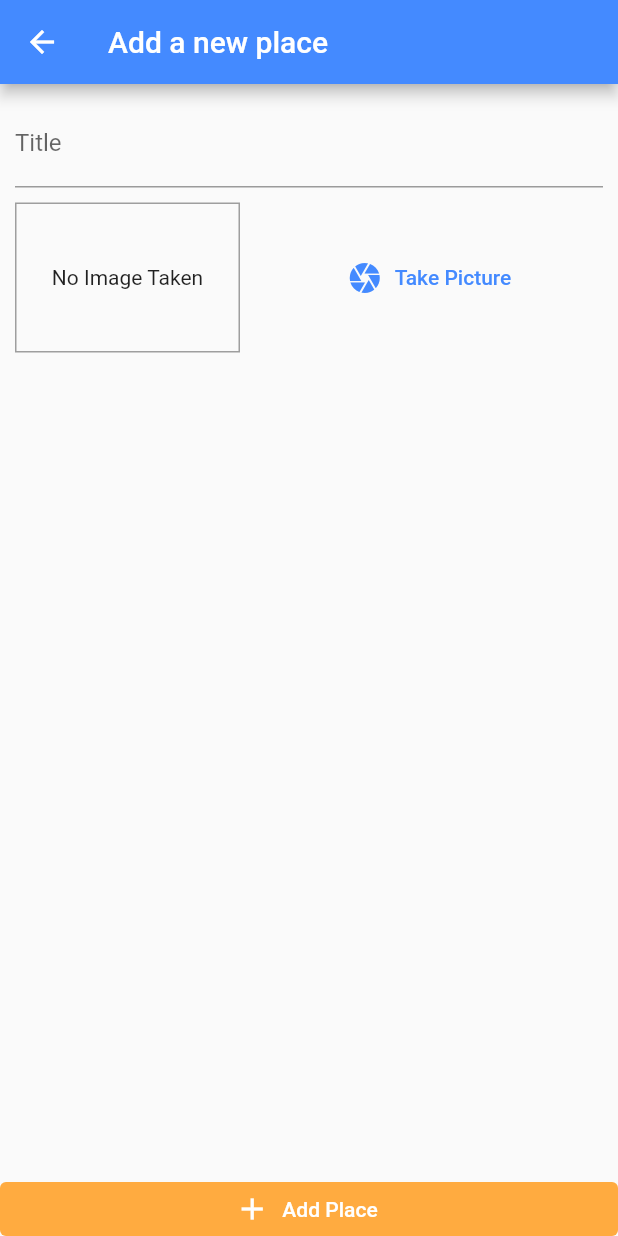
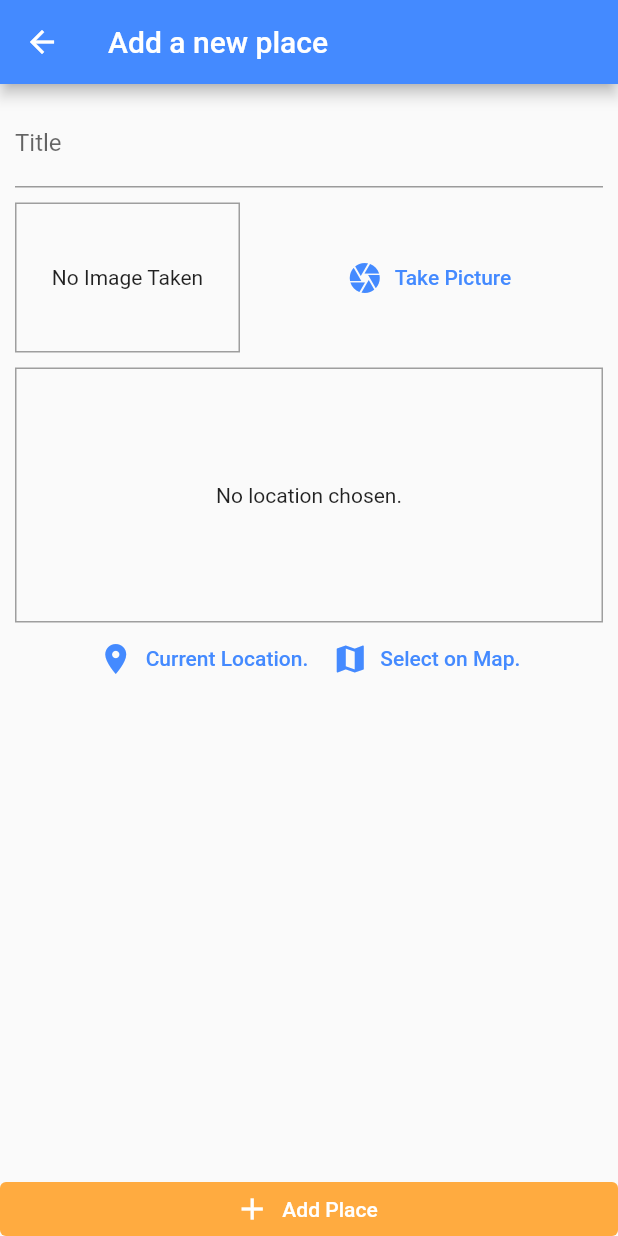
Before and after one commit to Kalam031/great_places_app, a Flutter app: the AddPlaceScreen screen opened by its route, on a phone screen of 412 x 824 dp. Run offline on Flutter 3.47's test engine with Material 2 defaults, Android fonts, the phone set to English and light mode, and no system bars; our stand-ins replace image_picker, sqflite; accounts and stored records are empty.

Commit message:
Adding location input and location package

```diff
--- a/lib/screens/add_place_screen.dart
+++ b/lib/screens/add_place_screen.dart
@@ -3,6 +3,7 @@ import 'dart:io';
 import 'package:flutter/material.dart';
 import 'package:great_places_app/Providers/great_places.dart';
 import 'package:great_places_app/widgets/image_input.dart';
+import 'package:great_places_app/widgets/location_input.dart';
 import 'package:provider/provider.dart';
 
 class AddPlaceScreen extends StatefulWidget {
@@ -53,6 +54,10 @@ class _AddPlaceScreenState extends State<AddPlaceScreen> {
                       height: 10.0,
                     ),
                     ImageInput(_selectImage),
+                    SizedBox(
+                      height: 10,
+                    ),
+                    LocationInput(),
                   ],
                 ),
               ),
--- /dev/null
+++ b/lib/widgets/location_input.dart
@@ -0,0 +1,62 @@
+import 'package:flutter/material.dart';
+
+class LocationInput extends StatefulWidget {
+  const LocationInput({Key? key}) : super(key: key);
+
+  @override
+  State<LocationInput> createState() => _LocationInputState();
+}
+
+class _LocationInputState extends State<LocationInput> {
+  String? _previewImageUrl;
+
+  @override
+  Widget build(BuildContext context) {
+    return Column(
+      children: [
+        Container(
+          height: 170,
+          decoration: BoxDecoration(
+            border: Border.all(
+              width: 1,
+              color: Colors.grey,
+            ),
+          ),
+          alignment: Alignment.center,
+          width: double.infinity,
+          child: _previewImageUrl == null
+              ? Text(
+                  'No location chosen.',
+                  textAlign: TextAlign.center,
+                )
+              : Image.network(
+                  _previewImageUrl!,
+                  fit: BoxFit.cover,
+                  width: double.infinity,
+                ),
+        ),
+        Row(
+          mainAxisAlignment: MainAxisAlignment.center,
+          children: [
+            TextButton.icon(
+              onPressed: () {},
+              icon: Icon(Icons.location_on),
+              label: Text('Current Location.'),
+              style: TextButton.styleFrom(
+                primary: Theme.of(context).colorScheme.primary,
+              ),
+            ),
+            TextButton.icon(
+              onPressed: () {},
+              icon: Icon(Icons.map),
+              label: Text('Select on Map.'),
+              style: TextButton.styleFrom(
+                primary: Theme.of(context).colorScheme.primary,
+              ),
+            ),
+          ],
+        ),
+      ],
+    );
+  }
+}
--- a/pubspec.yaml
+++ b/pubspec.yaml
@@ -39,6 +39,7 @@ dependencies:
   path_provider: ^2.0.9
   path: ^1.8.0
   sqflite: ^2.0.2+1
+  location: ^4.3.0
 
 dev_dependencies:
   flutter_test:
```
Also changed, not shown: pubspec.lock, 1 other file.
